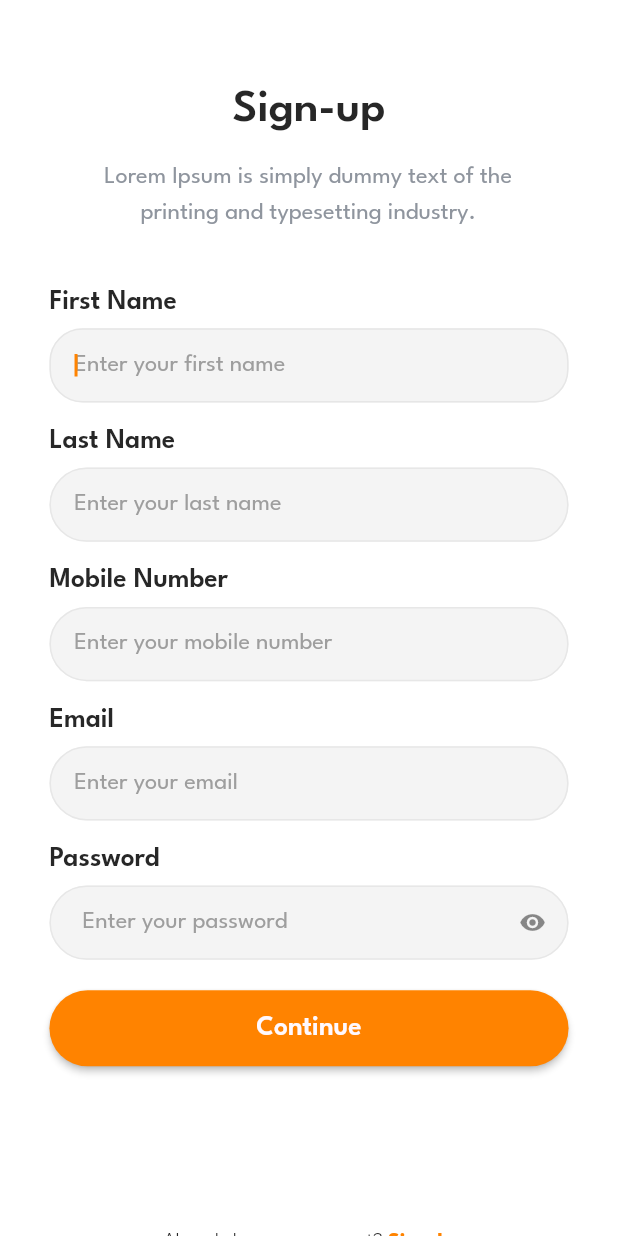
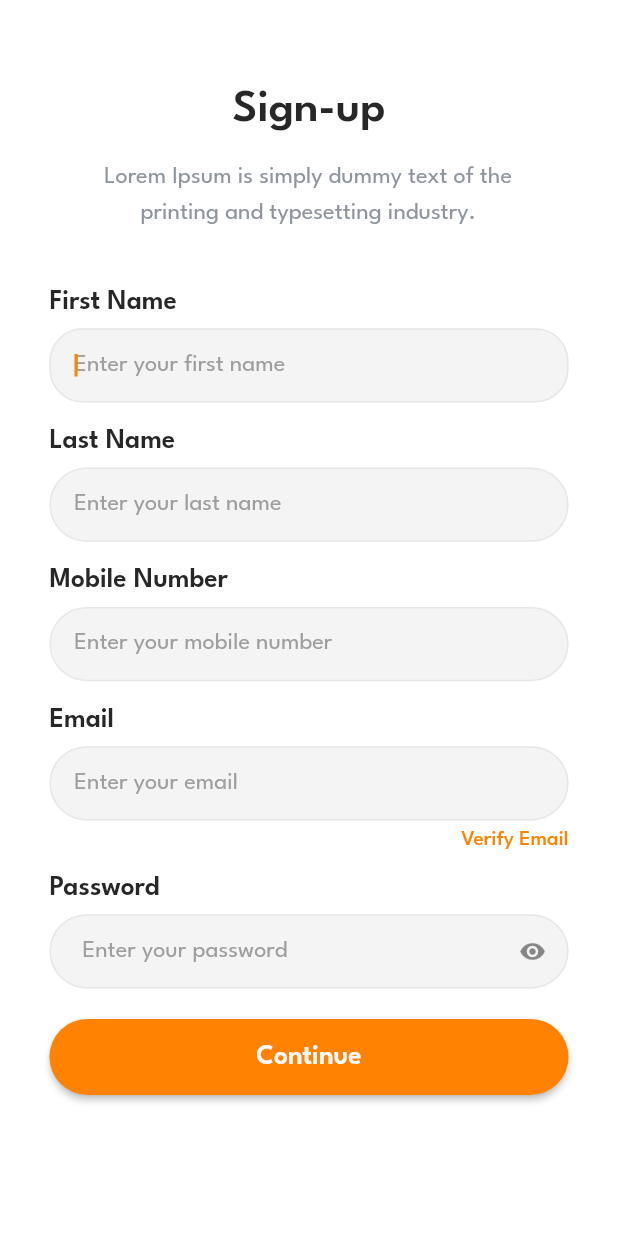
Before and after one commit to Apptesting7260/mohally, a Flutter app: the SignUpScreen screen opened by its route, on a phone screen of 412 x 824 dp. Run offline on Flutter 3.47's test engine with Material 2 defaults, Android fonts, the phone set to English and light mode, and no system bars; our stand-ins replace cached_network_image, carousel_slider, country_code_picker, dotted_border, email_validator, flutter_rating_bar and 10 more; missing offline and left inert: dart:ffi, vertical_tabs_flutter; accounts and stored records are empty; network calls fail.

Commit message:
my account

```diff
--- a/lib/app_url/url.dart
+++ b/lib/app_url/url.dart
@@ -6,4 +6,5 @@ class AppUrl {
   static const String resetpasswordapi = '${baseurl}user-forgot-password-api';
   static const String resetpasswordotp = '${baseurl}user-verification-code-api';
   static const String createpassword = '${baseurl}user-reset-password-api';
+  static const String emailverify = '${baseurl}user-email-verify-api';
 }
--- a/lib/presentation/sign_up_screen/sign_up_screen.dart
+++ b/lib/presentation/sign_up_screen/sign_up_screen.dart
@@ -202,6 +202,20 @@ class _SignUpScreenState extends State<SignUpScreen> {
                           ),
                           SizedBox(height: 9.v),
                           _buildEmail(context),
+                          SizedBox(height: 6.v),
+
+                          GestureDetector(
+                            onTap: (){
+
+                            },
+                            child: Align(
+                                alignment: Alignment.bottomRight,
+                                child: Text(
+                                  "Verify Email",
+                                  style: theme.textTheme.titleSmall!
+                                      .copyWith(color: Color(0xffFE8300)),
+                                )),
+                          ),
                           SizedBox(height: 17.v),
                           Text(
                             "Password",
--- a/lib/repository/Auth_Repository/auth_repository.dart
+++ b/lib/repository/Auth_Repository/auth_repository.dart
@@ -31,4 +31,5 @@ class AuthRepository {
     dynamic response = await _apiService.postApi(data, AppUrl.createpassword);
     return CreatepassModel.fromJson(response);
   }
+
 }
```
Also changed, not shown: lib/presentation/drawer_draweritem/drawer_draweritem.dart (+8 -1 lines), lib/presentation/my_account/my_account_screen.dart (+21 -1 lines), lib/presentation/my_profile_page/my_profile_page.dart (+33 -8 lines), 1 other file.
